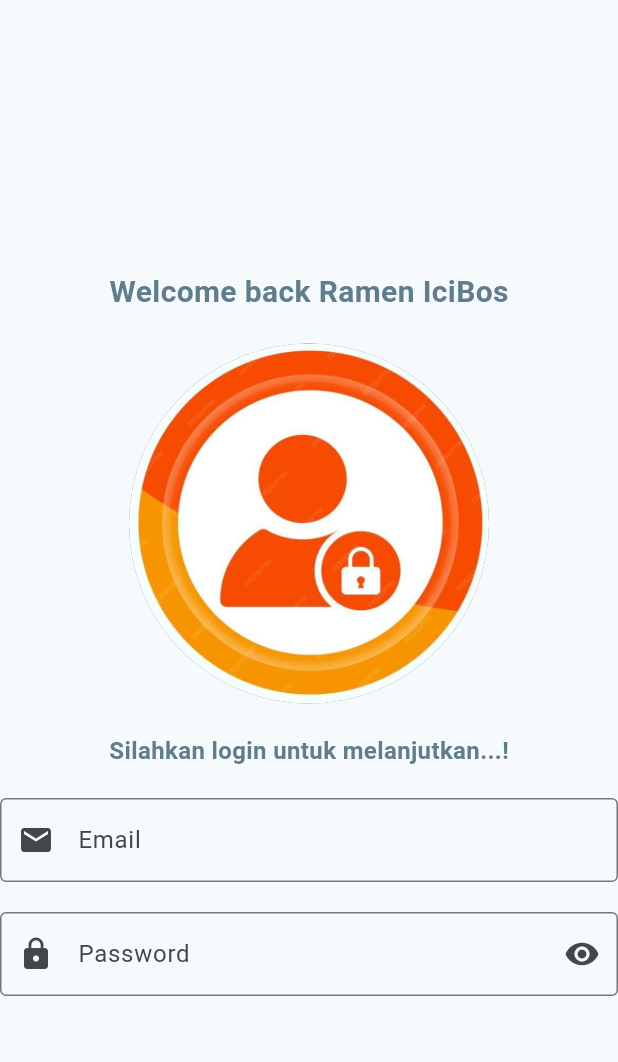
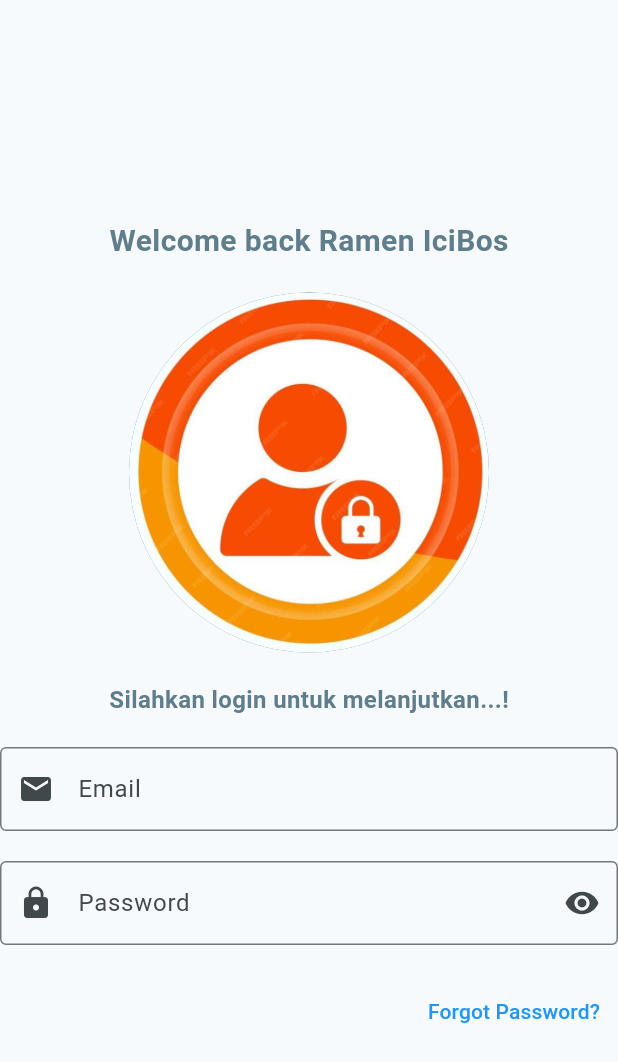
Before and after one commit to Muhammad-ArifinDev/muuhammadarifin_1123150053_uts, a Flutter app: the MyLogin screen opened directly, on a phone screen of 412 x 824 dp. Shown: the top 1062 px of the screen. Run offline on Flutter 3.47's test engine with Material 3 defaults, Android fonts, the phone set to English and light mode, and no system bars.

Commit message:
membuat text dengan align untuk membuat text forgot password di debelah kanan setelah text field password

```diff
--- a/lib/login.dart
+++ b/lib/login.dart
@@ -70,6 +70,17 @@ class MyLogin extends StatelessWidget {
               ),
             ),
           ),
+          SizedBox(height: 20),
+           Align(
+            alignment: Alignment.centerRight,
+            child: TextButton(
+              onPressed: () {},
+              child: Text(
+                "Forgot Password?",
+                style: TextStyle(color: Colors.blue),
+              ),
+            ),
+          ),
         ],
       ),
     );
```
